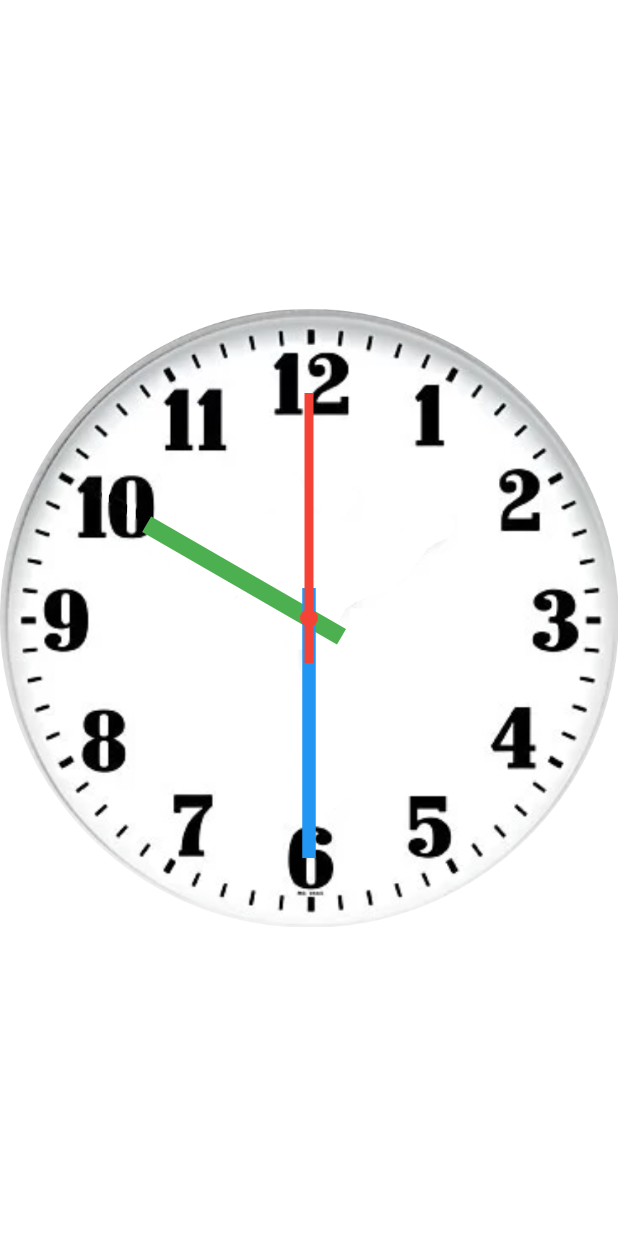
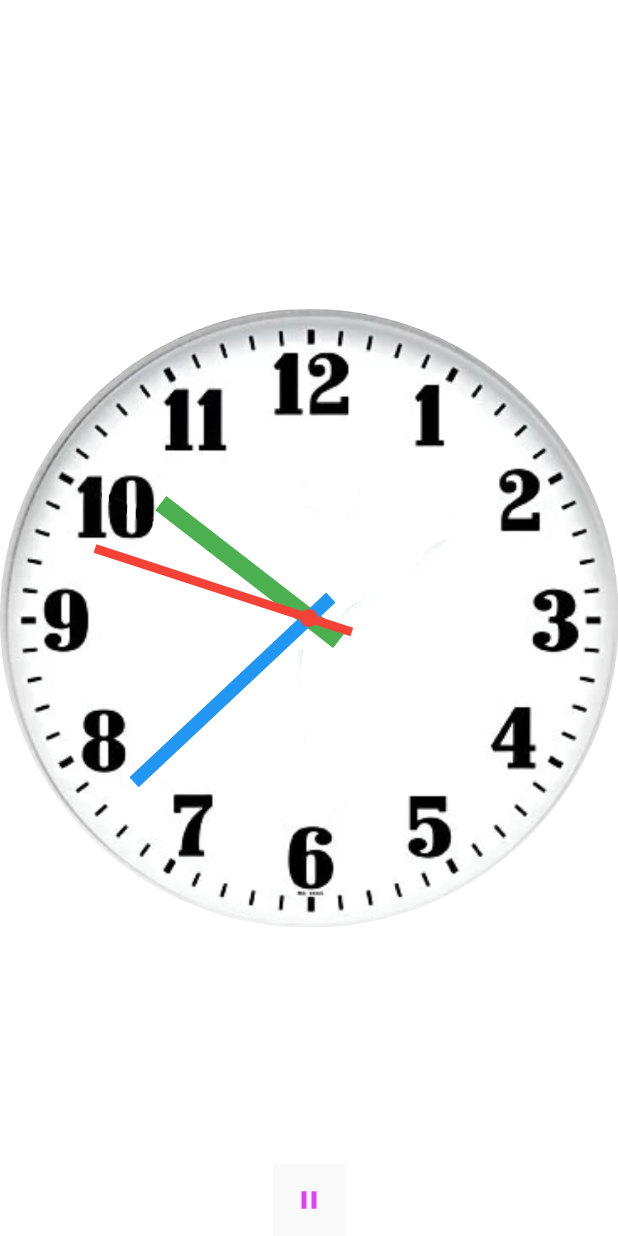
Before and after one commit to Vinicius-A-Barbosa/default_app, a Flutter app: the screen it shows after launch, on a phone screen of 412 x 824 dp. Run offline on Flutter 3.47's test engine with Material 2 defaults, Android fonts, the phone set to English and light mode, and no system bars.

Commit message:
ExplicitAnimation

```diff
--- a/lib/main.dart
+++ b/lib/main.dart
@@ -1,4 +1,4 @@
-import 'package:default_app/user_interface/pages/tween_animation_page/tween_animation_view.dart';
+import 'package:default_app/user_interface/pages/explicit_animation_page/explicit_animation_view.dart';
 import 'package:flutter/material.dart';
 
 void main() {
@@ -14,7 +14,7 @@ class MyApp extends StatelessWidget {
       theme: ThemeData(
         primarySwatch: Colors.blue,
       ),
-      home: TweenAnimationView(),
+      home: ExplicitAnimationView(),
     );
   }
 }
--- /dev/null
+++ b/lib/user_interface/pages/explicit_animation_page/explicit_animation_view.dart
@@ -0,0 +1,130 @@
+import 'dart:math';
+
+import 'package:flutter/material.dart';
+
+class ExplicitAnimationView extends StatefulWidget {
+  const ExplicitAnimationView({Key? key}) : super(key: key);
+
+  @override
+  State<ExplicitAnimationView> createState() => _ExplicitAnimationViewState();
+}
+
+class _ExplicitAnimationViewState extends State<ExplicitAnimationView> with TickerProviderStateMixin {
+  late AnimationController _hoursController;
+  late AnimationController _minutesController;
+  late AnimationController _secondsController;
+
+  @override
+  void initState() {
+    super.initState();
+    _hoursController = AnimationController(
+      duration: Duration(seconds: 360),
+      vsync: this,
+    )..repeat();
+    _minutesController = AnimationController(
+      duration: Duration(seconds: 60),
+      vsync: this,
+    )..repeat();
+    _secondsController = AnimationController(
+      duration: Duration(seconds: 1),
+      vsync: this,
+    )..repeat();
+  }
+
+  @override
+  Widget build(BuildContext context) {
+    //var currentTime = DateTime.fromMillisecondsSinceEpoch(1656903600000);
+    var currentTime = DateTime.now();
+    var currentHour = (currentTime.hour >= 12 ? currentTime.hour - 12 : currentTime.hour).toDouble();
+    var currentMinute = currentTime.minute.toDouble();
+    var currentSecond = currentTime.second.toDouble();
+
+    return Stack(
+      children: [
+        Center(
+          child: Image.asset('assets/images/clock.png')
+        ),
+        RotationTransition(
+          turns: _hoursController,
+          child: Transform.rotate(
+            angle: (pi / 6 * currentHour) - pi / 2,
+            child: Transform.translate(
+              offset: Offset(50, 0),
+              child: Center(
+                child: Container(
+                  width: 150,
+                  height: 12,
+                  color: Colors.green,
+                ),
+              ),
+            ),
+          ),
+        ),
+        RotationTransition(
+          turns: _minutesController,
+          child: Transform.rotate(
+            angle: (pi / 30 * currentMinute) - pi / 2,
+            child: Transform.translate(
+              offset: Offset(70, 0),
+              child: Center(
+                child: Container(
+                  width: 180,
+                  height: 9,
+                  color: Colors.blue,
+                ),
+              ),
+            ),
+          ),
+        ),
+        RotationTransition(
+          turns: _secondsController,
+          child: Transform.rotate(
+            angle: (pi / 30 * currentSecond) - pi / 2,
+            child: Transform.translate(
+              offset: Offset(60, 0),
+              child: Center(
+                child: Container(
+                  width: 180,
+                  height: 6,
+                  color: Colors.red,
+                ),
+              ),
+            ),
+          ),
+        ),
+        Center(
+          child: Container(
+            width: 12,
+            height: 12,
+            decoration:
+                BoxDecoration(shape: BoxShape.circle, color: Colors.red),
+          ),
+        ),
+        Align(
+          alignment: Alignment.bottomCenter,
+          child: Material(
+            child: IconButton(
+              onPressed: () {
+                if (_hoursController.isAnimating) {
+                  _hoursController.stop();
+                  _minutesController.stop();
+                  _secondsController.stop();
+                } else {
+                  _hoursController.repeat();
+                  _minutesController.repeat();
+                  _secondsController.repeat();
+                }
+                setState(() {});
+              },
+              icon: Icon(
+                _hoursController.isAnimating ? Icons.pause : Icons.play_arrow,
+                color: Colors.purpleAccent,
+                size: 20,
+              )
+            ),
+          ),
+        ),
+      ],
+    );
+  }
+}
--- a/lib/user_interface/pages/tween_animation_page/tween_animation_view.dart
+++ b/lib/user_interface/pages/tween_animation_page/tween_animation_view.dart
@@ -10,22 +10,9 @@ class TweenAnimationView extends StatefulWidget {
 }
 
 class _TweenAnimationViewState extends State<TweenAnimationView> {
-  var _height = 50.0;
-  var _width = 100.0;
-
-  void _moveBall() {
-    setState(() {});
-  }
 
   @override
   Widget build(BuildContext context) {
-    var screenHeight = _height +
-        Random().nextDouble() * (MediaQuery.of(context).size.height - _height);
-    var screenWidth = _width +
-        Random().nextDouble() * (MediaQuery.of(context).size.width - _width);
-    var circleColor =
-        Color((Random().nextDouble() * 0xFFFFFF).toInt()).withOpacity(1.0);
-
     var currentTime = DateTime.now();
     var currentHour = (currentTime.hour >= 12 ? currentTime.hour - 12 : currentTime.hour).toDouble();
     var currentMinute = currentTime.minute.toDouble();
```
